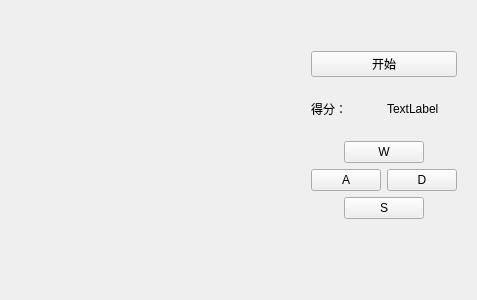
Before: the Qt Designer form GS-QT/widget.ui in Cryolitia/GluttonousSnake, drawn with Qt 5.
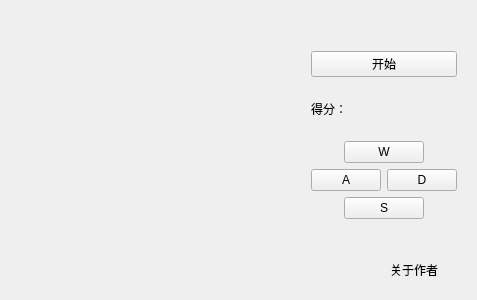
After: the same form once the commit is applied.

The edit to the form file:
```diff
--- a/GS-QT/widget.ui
+++ b/GS-QT/widget.ui
@@ -44,7 +44,7 @@
         <item>
          <widget class="QLabel" name="score">
           <property name="text">
-           <string>TextLabel</string>
+           <string/>
           </property>
          </widget>
         </item>
@@ -180,14 +180,30 @@
     <rect>
      <x>30</x>
      <y>30</y>
-     <width>201</width>
-     <height>201</height>
+     <width>211</width>
+     <height>211</height>
     </rect>
    </property>
    <property name="text">
     <string/>
    </property>
   </widget>
+  <widget class="QLabel" name="label_2">
+   <property name="geometry">
+    <rect>
+     <x>390</x>
+     <y>260</y>
+     <width>71</width>
+     <height>20</height>
+    </rect>
+   </property>
+   <property name="toolTip">
+    <string>&lt;html&gt;&lt;head/&gt;&lt;body&gt;&lt;p&gt;    本软件由山东省实验中学高一·22班李子元、闫庆康独立开发。软件源码开放于https://github.com/singleNeuron/GluttonousSnake，允许非商业用途使用。&lt;/p&gt;&lt;/body&gt;&lt;/html&gt;</string>
+   </property>
+   <property name="text">
+    <string>关于作者</string>
+   </property>
+  </widget>
  </widget>
  <layoutdefault spacing="6" margin="11"/>
  <resources/>
```
